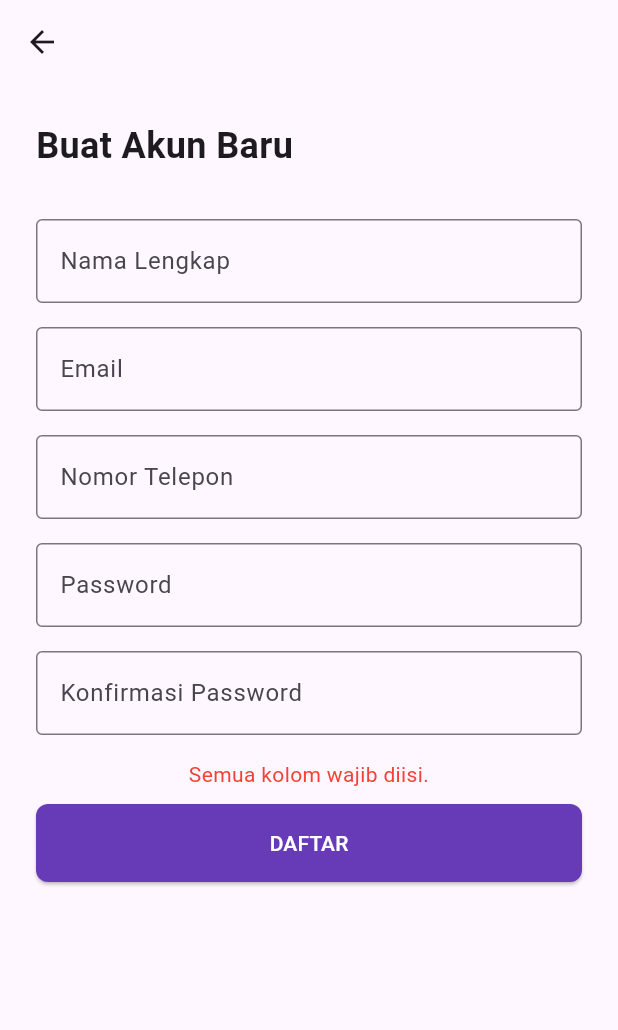
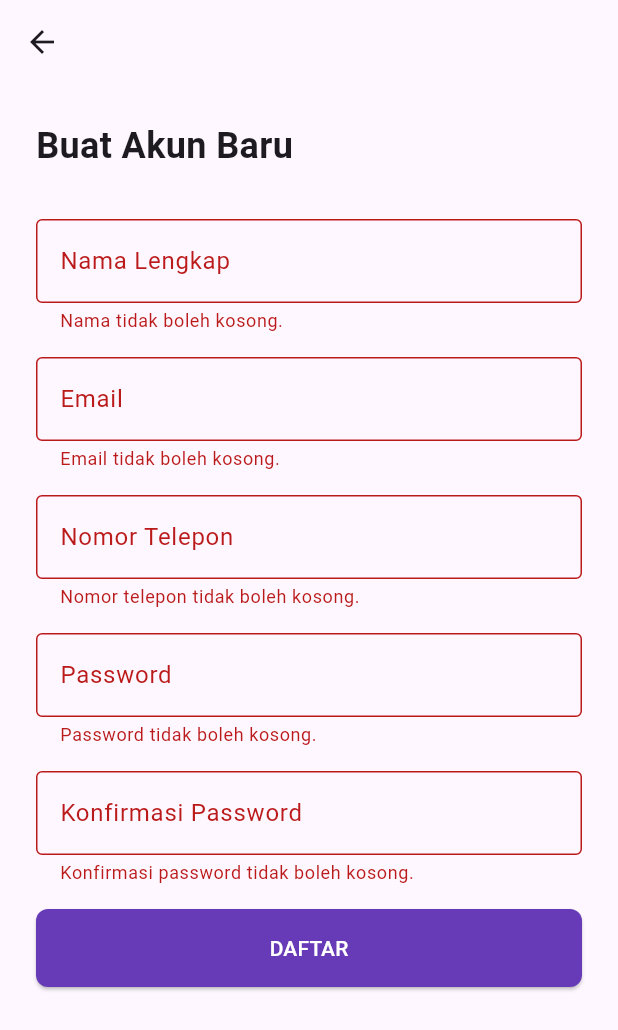
Before and after one commit to piksemos-org/piksel_mos, a Flutter app: the RegisterScreen screen opened directly, after a tap on "DAFTAR", on a phone screen of 412 x 824 dp. Shown: the top 1030 px of the screen. Run offline on Flutter 3.47's test engine with Material 3 defaults, Android fonts, the phone set to English and light mode, and no system bars.

Commit message:
Terbaru 2

```diff
--- a/lib/screens/auth/register_screen.dart
+++ b/lib/screens/auth/register_screen.dart
@@ -3,6 +3,7 @@ import 'package:http/http.dart' as http;
 import 'dart:convert';
 
 import 'package:piksel_mos/screens/auth/verification_screen.dart';
+import 'package:piksel_mos/utils/validators.dart'; // 1. Impor file validators
 
 class RegisterScreen extends StatefulWidget {
   const RegisterScreen({super.key});
@@ -12,6 +13,9 @@ class RegisterScreen extends StatefulWidget {
 }
 
 class _RegisterScreenState extends State<RegisterScreen> {
+  // 2. Kunci untuk mengelola state Form
+  final _formKey = GlobalKey<FormState>();
+
   final _nameController = TextEditingController();
   final _emailController = TextEditingController();
   final _phoneController = TextEditingController();
@@ -19,7 +23,7 @@ class _RegisterScreenState extends State<RegisterScreen> {
   final _confirmPasswordController = TextEditingController();
 
   bool _isLoading = false;
-  String? _errorMessage;
+  String? _serverErrorMessage;
 
   @override
   void dispose() {
@@ -32,35 +36,16 @@ class _RegisterScreenState extends State<RegisterScreen> {
   }
 
   Future<void> _register() async {
-    if (_nameController.text.isEmpty ||
-        _emailController.text.isEmpty ||
-        _phoneController.text.isEmpty ||
-        _passwordController.text.isEmpty) {
-      setState(() {
-        _errorMessage = 'Semua kolom wajib diisi.';
-      });
-      return;
-    }
-
-    if (_passwordController.text != _confirmPasswordController.text) {
-      setState(() {
-        _errorMessage = 'Password dan konfirmasi password tidak cocok.';
-      });
-      return;
-    }
-
+    // 3. Trigger validasi pada semua field
+    if (_formKey.currentState?.validate() ?? false) {
       setState(() {
         _isLoading = true;
-      _errorMessage = null;
+        _serverErrorMessage = null;
       });
 
       try {
-      // --- PERBAIKAN 1: Menggunakan IP Address Server yang Benar ---
         final url = Uri.parse('http://178.128.18.30:3000/api/auth/register');
-
-      // --- PERBAIKAN 2: Memperbaiki Typo pada Header ---
         final headers = {'Content-Type': 'application/json; charset=UTF-8'};
-
         final body = json.encode({
           'name': _nameController.text,
           'email': _emailController.text,
@@ -83,14 +68,14 @@ class _RegisterScreenState extends State<RegisterScreen> {
           } else {
             final responseData = json.decode(response.body);
             setState(() {
-            _errorMessage = responseData['message'] ?? 'Terjadi kesalahan saat registrasi.';
+              _serverErrorMessage = responseData['message'] ?? 'Terjadi kesalahan saat registrasi.';
             });
           }
         }
       } catch (e) {
         if (mounted) {
           setState(() {
-          _errorMessage = 'Gagal terhubung ke server. Periksa koneksi internet Anda.';
+            _serverErrorMessage = 'Gagal terhubung ke server. Periksa koneksi internet Anda.';
           });
         }
       } finally {
@@ -98,6 +83,7 @@ class _RegisterScreenState extends State<RegisterScreen> {
           setState(() {
             _isLoading = false;
           });
+        }
       }
     }
   }
@@ -109,12 +95,17 @@ class _RegisterScreenState extends State<RegisterScreen> {
         leading: IconButton(
           icon: const Icon(Icons.arrow_back),
           onPressed: () => Navigator.of(context).pop(),
-          )
+        ),
       ),
       body: SafeArea(
         child: SingleChildScrollView(
           child: Padding(
             padding: const EdgeInsets.symmetric(horizontal: 24.0),
+            // 2. Bungkus kolom dengan Form
+            child: Form(
+              key: _formKey,
+              // Validasi akan berjalan saat pengguna berinteraksi dengan field
+              autovalidateMode: AutovalidateMode.onUserInteraction,
               child: Column(
                 crossAxisAlignment: CrossAxisAlignment.stretch,
                 children: [
@@ -124,40 +115,55 @@ class _RegisterScreenState extends State<RegisterScreen> {
                     style: TextStyle(fontSize: 24, fontWeight: FontWeight.bold),
                   ),
                   const SizedBox(height: 32),
-                TextField(
+                  // 4. Ubah TextField menjadi TextFormField dan terapkan validasi
+                  TextFormField(
                     controller: _nameController,
                     decoration: const InputDecoration(labelText: 'Nama Lengkap', border: OutlineInputBorder()),
+                    // 5. Terapkan formatter
+                    inputFormatters: [Formatters.nameCapitalizationFormatter],
+                    validator: Validators.validateName,
                   ),
                   const SizedBox(height: 16),
-                TextField(
+                  TextFormField(
                     controller: _emailController,
                     decoration: const InputDecoration(labelText: 'Email', border: OutlineInputBorder()),
                     keyboardType: TextInputType.emailAddress,
+                    validator: Validators.validateEmail,
                   ),
                   const SizedBox(height: 16),
-                TextField(
+                  TextFormField(
                     controller: _phoneController,
                     decoration: const InputDecoration(labelText: 'Nomor Telepon', border: OutlineInputBorder()),
                     keyboardType: TextInputType.phone,
+                    validator: Validators.validatePhone,
                   ),
                   const SizedBox(height: 16),
-                TextField(
+                  TextFormField(
                     controller: _passwordController,
                     obscureText: true,
                     decoration: const InputDecoration(labelText: 'Password', border: OutlineInputBorder()),
+                    validator: (value) => Validators.validatePassword(
+                      value,
+                      name: _nameController.text,
+                      email: _emailController.text,
+                    ),
                   ),
                   const SizedBox(height: 16),
-                TextField(
+                  TextFormField(
                     controller: _confirmPasswordController,
                     obscureText: true,
                     decoration: const InputDecoration(labelText: 'Konfirmasi Password', border: OutlineInputBorder()),
+                    validator: (value) => Validators.validateConfirmPassword(
+                      _passwordController.text,
+                      value,
+                    ),
                   ),
                   const SizedBox(height: 16),
-                if (_errorMessage != null)
+                  if (_serverErrorMessage != null)
                     Padding(
                       padding: const EdgeInsets.only(bottom: 10),
                       child: Text(
-                      _errorMessage!,
+                        _serverErrorMessage!,
                         style: const TextStyle(color: Colors.red, fontSize: 14),
                         textAlign: TextAlign.center,
                       ),
@@ -185,6 +191,7 @@ class _RegisterScreenState extends State<RegisterScreen> {
             ),
           ),
         ),
+      ),
     );
   }
 }
--- a/lib/screens/auth/reset_password_screen.dart
+++ b/lib/screens/auth/reset_password_screen.dart
@@ -16,7 +16,7 @@ class ResetPasswordScreen extends StatefulWidget {
 }
 
 class _ResetPasswordScreenState extends State<ResetPasswordScreen> {
-  // 3a. State Management
+  // State Management
   final _otpController = TextEditingController();
   final _newPasswordController = TextEditingController();
   final _confirmPasswordController = TextEditingController();
@@ -34,7 +34,7 @@ class _ResetPasswordScreenState extends State<ResetPasswordScreen> {
     super.dispose();
   }
 
-  // 3b. Implementasi di Tombol "SIMPAN PASSWORD BARU"
+  // Implementasi di Tombol "SIMPAN PASSWORD BARU"
   Future<void> _saveNewPassword() async {
     // Validasi di sisi aplikasi
     if (_otpController.text.isEmpty ||
@@ -68,7 +68,7 @@ class _ResetPasswordScreenState extends State<ResetPasswordScreen> {
 
       final response = await http.post(url, headers: headers, body: body);
 
-      // 3c. Tangani Respons & Navigasi
+      // Tangani Respons & Navigasi
       if (mounted) {
         if (response.statusCode == 200) {
           // Sukses
--- /dev/null
+++ b/lib/utils/validators.dart
@@ -0,0 +1,126 @@
+import 'package:flutter/services.dart';
+
+/// Class `Validators` berisi kumpulan method statis untuk validasi input form.
+/// Setiap method mengembalikan `String` pesan error jika tidak valid, atau `null` jika valid.
+class Validators {
+  /// 3a. Validasi Nama Lengkap (`validateName`)
+  static String? validateName(String? value) {
+    if (value == null || value.isEmpty) {
+      return 'Nama tidak boleh kosong.';
+    }
+    if (value.length < 3) {
+      return 'Nama minimal 3 karakter.';
+    }
+    // RegExp untuk mengecek apakah ada angka atau simbol selain spasi
+    if (RegExp(r'[^a-zA-Z\s]').hasMatch(value)) {
+      return 'Nama hanya boleh berisi huruf dan spasi.';
+    }
+    return null; // Valid
+  }
+
+  /// 3b. Validasi Email (`validateEmail`)
+  static String? validateEmail(String? value) {
+    if (value == null || value.isEmpty) {
+      return 'Email tidak boleh kosong.';
+    }
+    // RegExp untuk validasi format email umum
+    final emailRegex = RegExp(
+        r"^[a-zA-Z0-9.a-zA-Z0-9.!#$%&'*+-/=?^_`{|}~]+@[a-zA-Z0-9]+\.[a-zA-Z]+");
+    if (!emailRegex.hasMatch(value)) {
+      return 'Format email tidak valid.';
+    }
+    return null; // Valid
+  }
+
+  /// 3c. Validasi Nomor Telepon (`validatePhone`)
+  static String? validatePhone(String? value) {
+    if (value == null || value.isEmpty) {
+      return 'Nomor telepon tidak boleh kosong.';
+    }
+    // Hapus spasi atau tanda hubung untuk validasi
+    final cleanPhone = value.replaceAll(RegExp(r'[\s-]'), '');
+
+    if (RegExp(r'[^0-9+]').hasMatch(cleanPhone)) {
+      return 'Nomor telepon hanya boleh berisi angka.';
+    }
+    if (!cleanPhone.startsWith('0') && !cleanPhone.startsWith('+62')) {
+      return 'Harus diawali dengan 0 atau +62.';
+    }
+    if (cleanPhone.length < 10 || cleanPhone.length > 14) {
+      return 'Panjang nomor telepon minimal 10 digit.';
+    }
+    // Pengecekan pola tidak wajar
+    if (RegExp(r'(.)\1{5,}').hasMatch(cleanPhone) || // 6 digit berulang (e.g., 111111)
+        cleanPhone.contains('1234567') ||
+        cleanPhone.contains('080808')) {
+      return 'Gunakan nomor telepon yang valid.';
+    }
+    return null; // Valid
+  }
+
+  /// 3d. Validasi Password (`validatePassword`)
+  static String? validatePassword(String? password, {String? name, String? email}) {
+    if (password == null || password.isEmpty) {
+      return 'Password tidak boleh kosong.';
+    }
+    if (password.length < 8) {
+      return 'Password minimal 8 karakter.';
+    }
+    if (!RegExp(r'[A-Z]').hasMatch(password)) {
+      return 'Wajib mengandung minimal 1 huruf kapital.';
+    }
+    if (!RegExp(r'[0-9]').hasMatch(password)) {
+      return 'Wajib mengandung minimal 1 angka.';
+    }
+    if (name != null && name.isNotEmpty && password.toLowerCase() == name.toLowerCase()) {
+      return 'Password tidak boleh sama dengan nama.';
+    }
+    if (email != null && email.isNotEmpty && password.toLowerCase() == email.toLowerCase()) {
+      return 'Password tidak boleh sama dengan email.';
+    }
+    return null; // Valid
+  }
+
+  /// 3e. Validasi Konfirmasi Password (`validateConfirmPassword`)
+  static String? validateConfirmPassword(String? password, String? confirmPassword) {
+    if (confirmPassword == null || confirmPassword.isEmpty) {
+      return 'Konfirmasi password tidak boleh kosong.';
+    }
+    if (password != confirmPassword) {
+      return 'Konfirmasi password tidak cocok.';
+    }
+    return null; // Valid
+  }
+}
+
+
+/// 4. Class `Formatters` berisi kumpulan `TextInputFormatter`.
+class Formatters {
+  /// Formatter ini secara otomatis mengubah huruf pertama setiap kata menjadi kapital.
+  static final TextInputFormatter nameCapitalizationFormatter =
+  _CapitalizeWordsInputFormatter();
+}
+
+class _CapitalizeWordsInputFormatter extends TextInputFormatter {
+  @override
+  TextEditingValue formatEditUpdate(
+      TextEditingValue oldValue, TextEditingValue newValue) {
+    if (newValue.text.isEmpty) {
+      return newValue;
+    }
+
+    // Ubah setiap kata menjadi huruf kapital di awal
+    String capitalizedText = newValue.text
+        .split(' ')
+        .map((word) {
+      if (word.isEmpty) return '';
+      return word[0].toUpperCase() + word.substring(1).toLowerCase();
+    })
+        .join(' ');
+
+    return TextEditingValue(
+      text: capitalizedText,
+      selection: newValue.selection,
+    );
+  }
+}
```
Also changed, not shown: lib/screens/auth/login_screen.dart (+39 -18 lines). Lines whose indentation alone changed are shown as unchanged.
